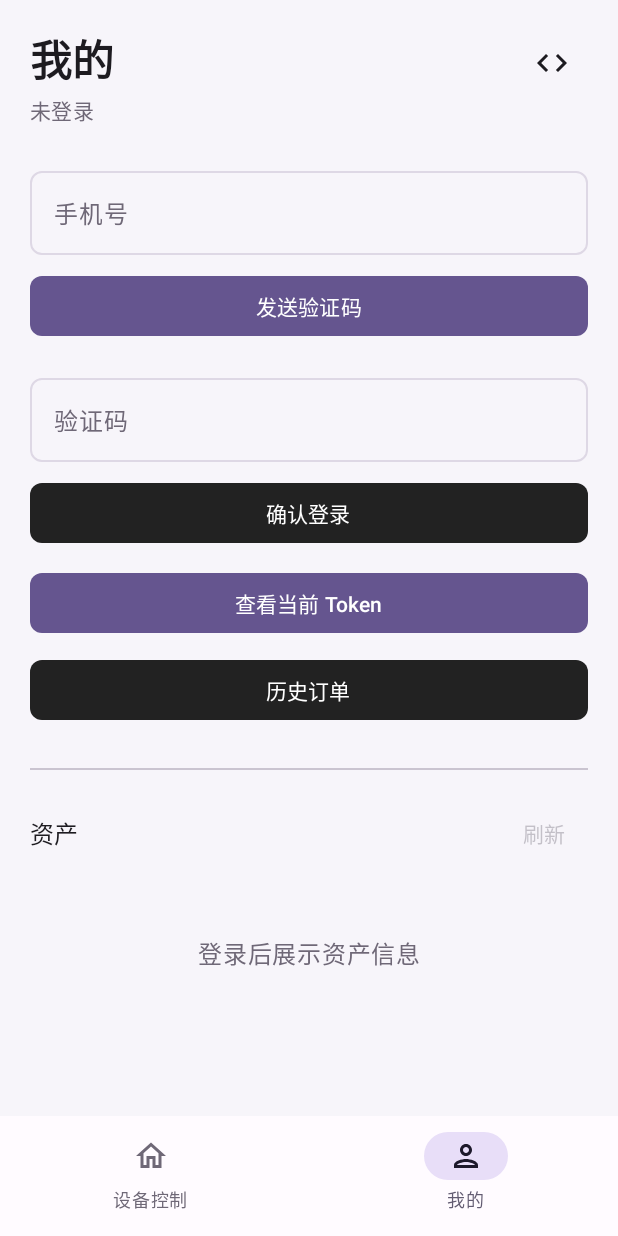
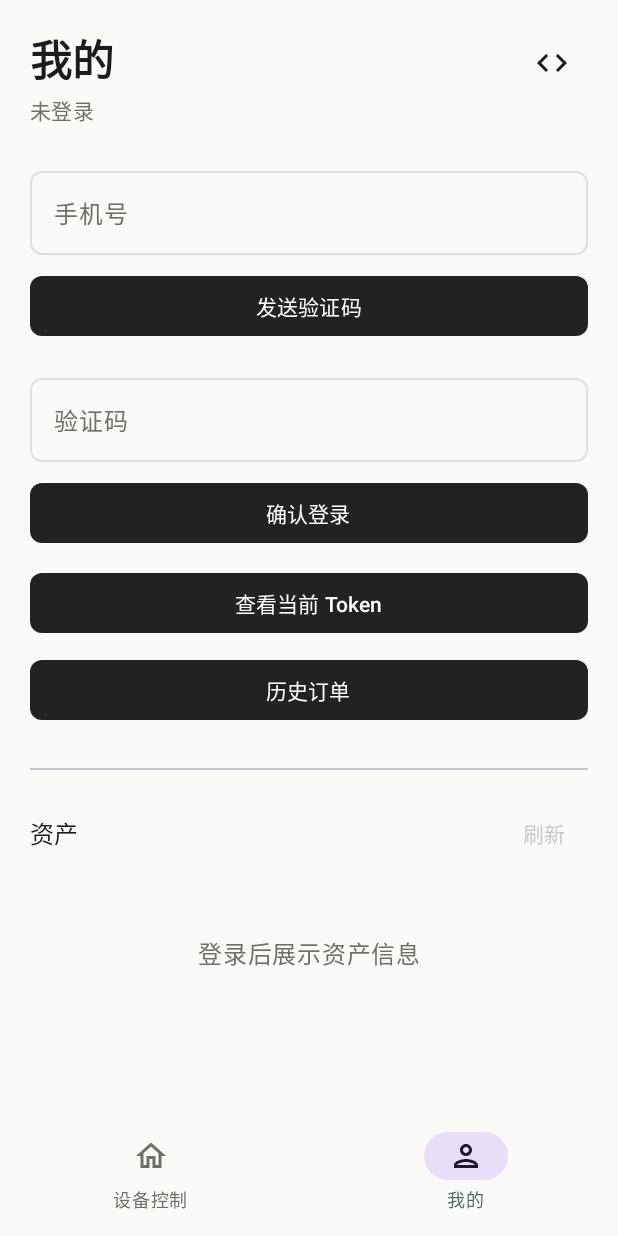
Before and after one commit to wzs0512/qiekj-android, an Android app built with Jetpack Compose: the screen it shows after launch (MainActivity), item 2 of the bottom bar chosen, on a phone screen of 412 x 824 dp. Run offline under Robolectric (Android 15) with nearby library versions, the phone set to English and light mode, and no system bars; 3 statements that could not run were skipped.

Commit message:
Restore v1.1 theme for version 1.2

```diff
--- a/app/src/main/java/com/example/devicecontrol/ui/theme/Theme.kt
+++ b/app/src/main/java/com/example/devicecontrol/ui/theme/Theme.kt
@@ -6,17 +6,14 @@ import androidx.compose.runtime.Composable
 import androidx.compose.ui.graphics.Color
 
 private val LightColors = lightColorScheme(
-    primary = Color(0xFF65558F),
+    primary = Color(0xFF222222),
     onPrimary = Color.White,
-    primaryContainer = Color(0xFFEADDFF),
-    onPrimaryContainer = Color(0xFF210F40),
-    secondary = Color(0xFF625B71),
-    background = Color(0xFFF7F5FA),
-    surface = Color(0xFFFFFBFF),
-    surfaceVariant = Color(0xFFF0ECF4),
-    onSurface = Color(0xFF1D1A22),
-    onSurfaceVariant = Color(0xFF6F6877),
-    outline = Color(0xFFDED8E5),
+    secondary = Color(0xFF4E6E5D),
+    background = Color(0xFFFAFAF8),
+    surface = Color(0xFFFAFAF8),
+    onSurface = Color(0xFF202020),
+    onSurfaceVariant = Color(0xFF6F6F68),
+    outline = Color(0xFFE0E0DA),
 )
 
 @Composable
```
